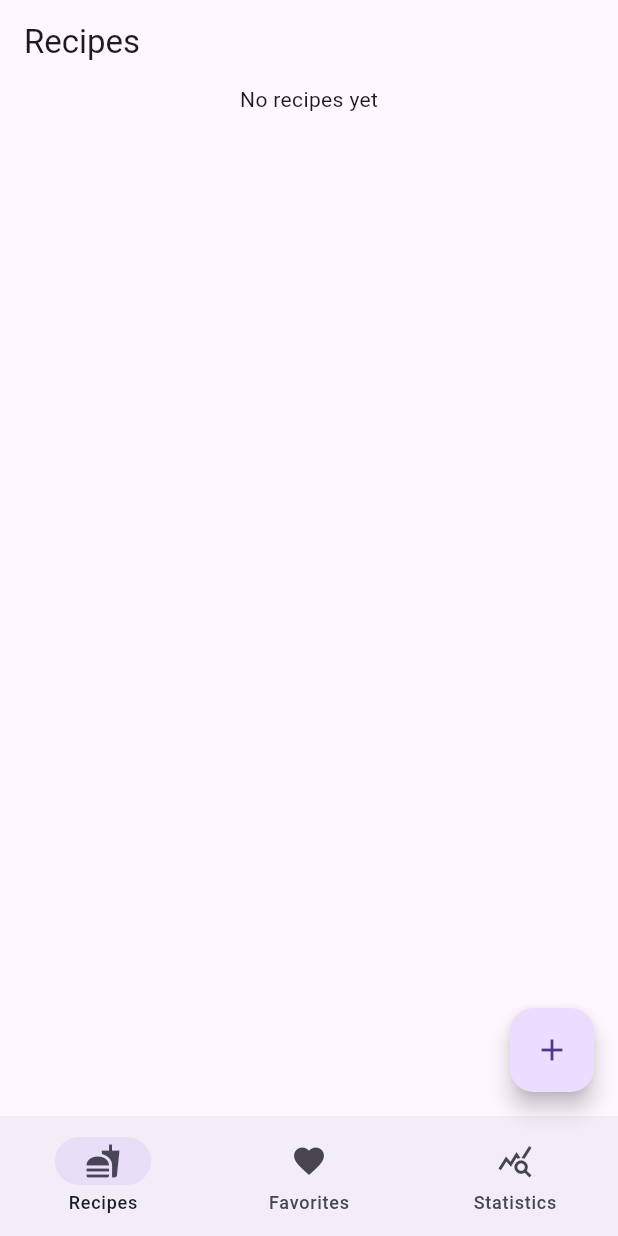
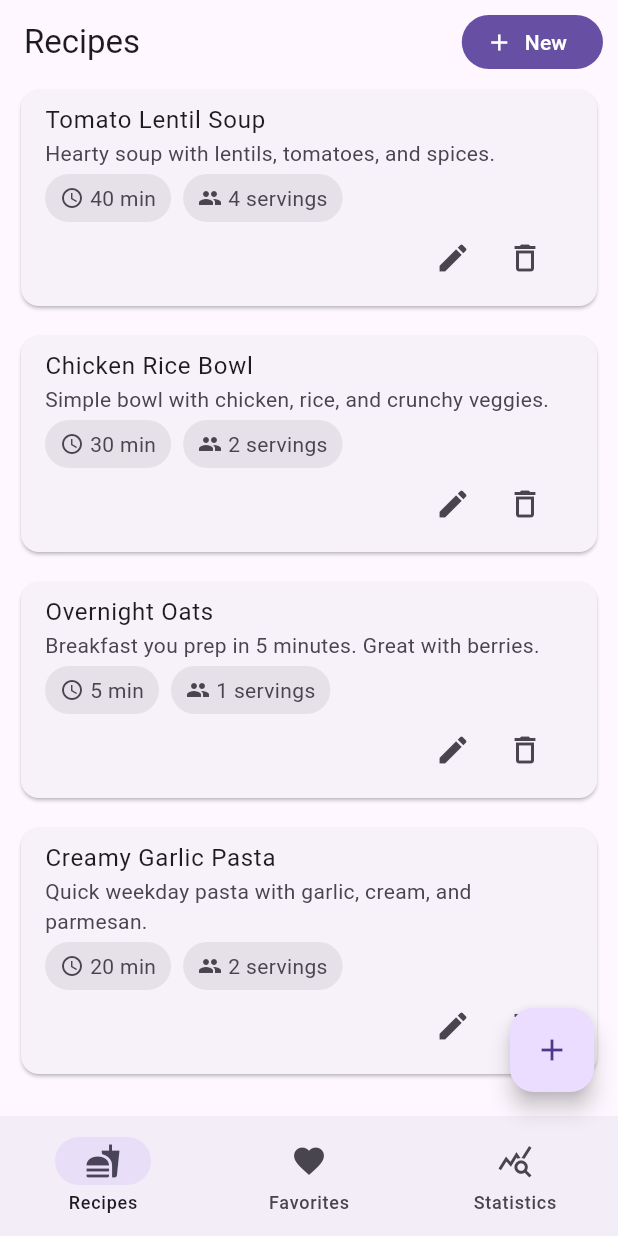
Before and after one commit to anttivuor/flutter_recipe_manager, a Flutter app: the screen it shows after launch, on a phone screen of 412 x 824 dp. Run offline on Flutter 3.47's test engine with Material 3 defaults, Android fonts, the phone set to English and light mode, and no system bars; our stand-ins replace flutter_form_builder, form_builder_validators, get, hive_ce_flutter; accounts and stored records are empty.

Commit message:
Add mock data and button for adding new recipe

```diff
--- /dev/null
+++ b/lib/infrastructure/mock_recipes.dart
@@ -0,0 +1,110 @@
+import 'package:hive_ce_flutter/hive_flutter.dart';
+
+Future<void> addMockRecipesIfEmpty() async {
+    final box = Hive.box('recipes');
+
+    if (box.isNotEmpty) return;
+
+    final now = DateTime.now();
+
+    final mockRecipes = <Map<String, dynamic>>[
+        {
+            'id': 'r1',
+            'title': 'Creamy Garlic Pasta',
+            'description': 'Quick weekday pasta with garlic, cream, and parmesan.',
+            'minutes': 20,
+            'servings': 2,
+            'tags': ['quick', 'pasta', 'vegetarian'],
+            'ingredients': [
+                '200g pasta',
+                '2 cloves garlic',
+                '150ml cream',
+                '30g parmesan',
+                'Salt & pepper',
+            ],
+            'steps': [
+                'Boil pasta in salted water.',
+                'Sauté garlic briefly (do not burn).',
+                'Add cream and simmer 2–3 minutes.',
+                'Toss pasta in sauce, add parmesan.',
+                'Season and serve.',
+            ],
+            'createdAt': now.subtract(const Duration(days: 5)).toIso8601String(),
+            'updatedAt': now.subtract(const Duration(days: 5)).toIso8601String(),
+        },
+        {
+            'id': 'r2',
+            'title': 'Overnight Oats',
+            'description': 'Breakfast you prep in 5 minutes. Great with berries.',
+            'minutes': 5,
+            'servings': 1,
+            'tags': ['breakfast', 'healthy', 'no-cook'],
+            'ingredients': [
+                '1/2 cup oats',
+                '1/2 cup milk (or plant milk)',
+                '1 tbsp chia seeds',
+                '1 tsp honey',
+                'Handful of berries',
+            ],
+            'steps': [
+                'Mix oats, milk, chia, honey in a jar.',
+                'Refrigerate overnight.',
+                'Top with berries before eating.',
+            ],
+            'createdAt': now.subtract(const Duration(days: 3)).toIso8601String(),
+            'updatedAt': now.subtract(const Duration(days: 3)).toIso8601String(),
+        },
+        {
+            'id': 'r3',
+            'title': 'Chicken Rice Bowl',
+            'description': 'Simple bowl with chicken, rice, and crunchy veggies.',
+            'minutes': 30,
+            'servings': 2,
+            'tags': ['dinner', 'protein', 'meal-prep'],
+            'ingredients': [
+                '250g chicken breast',
+                '1 cup cooked rice',
+                '1 carrot (shredded)',
+                '1 cucumber (sliced)',
+                'Soy sauce',
+                'Sesame seeds',
+            ],
+            'steps': [
+                'Cook rice.',
+                'Pan-fry chicken until cooked through.',
+                'Slice chicken and assemble bowls.',
+                'Add veggies, drizzle soy sauce, top with sesame.',
+            ],
+            'createdAt': now.subtract(const Duration(days: 2)).toIso8601String(),
+            'updatedAt': now.subtract(const Duration(days: 2)).toIso8601String(),
+        },
+        {
+            'id': 'r4',
+            'title': 'Tomato Lentil Soup',
+            'description': 'Hearty soup with lentils, tomatoes, and spices.',
+            'minutes': 40,
+            'servings': 4,
+            'tags': ['soup', 'vegan', 'budget'],
+            'ingredients': [
+                '1 onion',
+                '2 cloves garlic',
+                '1 cup red lentils',
+                '400g canned tomatoes',
+                '750ml vegetable stock',
+                'Cumin + paprika',
+            ],
+            'steps': [
+                'Sauté onion and garlic.',
+                'Add spices, lentils, tomatoes, stock.',
+                'Simmer 25–30 minutes.',
+                'Blend partially if desired and serve.',
+            ],
+            'createdAt': now.subtract(const Duration(days: 1)).toIso8601String(),
+            'updatedAt': now.subtract(const Duration(days: 1)).toIso8601String(),
+        },
+    ];
+
+    for (final r in mockRecipes) {
+        await box.put(r['id'], r);
+    }
+}
--- a/lib/main.dart
+++ b/lib/main.dart
@@ -4,6 +4,7 @@ import 'package:hive_ce_flutter/hive_flutter.dart';
 
 import './application/recipe_controller.dart';
 import './infrastructure/recipe_service.dart';
+import './infrastructure/mock_recipes.dart';
 
 import './view/screens/recipe_list_screen.dart';
 import './view/screens/favorites_list_screen.dart';
@@ -13,6 +14,9 @@ import './view/screens/add_recipe_screen.dart';
 Future<void> main() async {
     await Hive.initFlutter();
     await Hive.openBox('recipes');
+
+    await addMockRecipesIfEmpty();
+
     Get.lazyPut<RecipeController>(() => RecipeController(), fenix: true);
     Get.lazyPut<RecipeService>(() => RecipeService(), fenix: true);
 
--- a/lib/view/screens/recipe_list_screen.dart
+++ b/lib/view/screens/recipe_list_screen.dart
@@ -4,14 +4,30 @@ import 'package:get/get.dart';
 import '../layout/responsive_scaffold_with_menu.dart';
 import '../widgets/recipe_card.dart';
 import '../../application/recipe_controller.dart';
+import '../layout/breakpoints.dart';
 
 class RecipeListScreen extends StatelessWidget {
     final controller = Get.find<RecipeController>();
 
     @override
     Widget build(BuildContext context) {
+        final isMobile = AppBreakpoints.isMobile(context);
+        final isTablet = AppBreakpoints.isTablet(context);
+
         return ResponsiveScaffoldWithMenu(
             title: 'Recipes',
+            actions: [
+                Padding(
+                    padding: EdgeInsets.all(10),
+                    child: FilledButton.icon(
+                        onPressed: () {
+                            Get.toNamed('/recipes/new');
+                        },
+                        icon: const Icon(Icons.add, size: 18),
+                        label: Text(isMobile ? "New" : isTablet ? "New recipe" :  "Add new recipe"),
+                    ),
+                ),
+            ],
             child: Obx(() {
                 if (controller.recipes.isEmpty) {
                     return Text('No recipes yet');
--- a/lib/view/widgets/recipe_card.dart
+++ b/lib/view/widgets/recipe_card.dart
@@ -1,5 +1,7 @@
 import 'package:flutter/material.dart';
+
 import '../../models/recipe.dart';
+import '../layout/breakpoints.dart';
 
 class RecipeCard extends StatelessWidget {
     final Recipe recipe;
@@ -15,6 +17,8 @@ class RecipeCard extends StatelessWidget {
 
     @override
     Widget build(BuildContext context) {
+        final isMobile = AppBreakpoints.isMobile(context);
+
         return Card(
             elevation: 1,
             child: ListTile(
@@ -28,16 +32,35 @@ class RecipeCard extends StatelessWidget {
                     children: [
                         Text(recipe.description),
                         const SizedBox(height: 4),
-                        Row(
+                        Wrap(
+                            spacing: 8,
+                            runSpacing: 4,
                             children: [
                                 _InfoChip(icon: Icons.schedule, label: '${recipe.minutes} min'),
-                                const SizedBox(width: 4),
                                 _InfoChip(icon: Icons.people, label: '${recipe.servings} servings'),
                             ],
                         ),
+                        if (isMobile)
+                            Row(
+                                mainAxisAlignment: MainAxisAlignment.end,
+                                children: [
+                                    IconButton(
+                                        tooltip: 'Edit',
+                                        icon: const Icon(Icons.edit),
+                                        onPressed: () => {
+
+                                        },
+                                    ),
+                                    IconButton(
+                                        tooltip: 'Remove',
+                                        icon: const Icon(Icons.delete_outline),
+                                        onPressed: onDelete,
+                                    ),
+                                ],
+                            ),
                     ]
                 ),
-                trailing: Row(
+                trailing: !isMobile ? Row(
                     mainAxisSize: MainAxisSize.min,
                     children: [
                         IconButton(
@@ -53,7 +76,7 @@ class RecipeCard extends StatelessWidget {
                             onPressed: onDelete,
                         ),
                     ],
-                ),
+                ) : null,
             ),
         );
     }
@@ -77,6 +100,7 @@ class _InfoChip extends StatelessWidget {
                 borderRadius: BorderRadius.circular(20),
             ),
             child: Row(
+                mainAxisSize: MainAxisSize.min,
                 children: [
                     Icon(icon, size: 16),
                     const SizedBox(width: 4),
```
